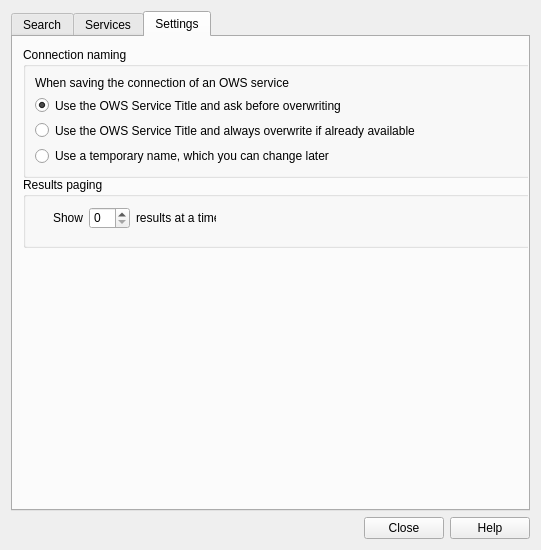
nextgis/qgis_cswclient, file plugin/MetaSearch/ui/maindialog.ui: the form before one commit.
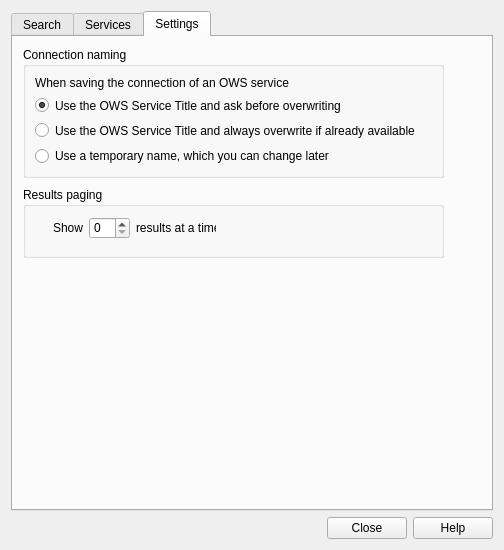
The form after the commit. The open tabs and pages were chosen to show the change.

What changed in the file:
```diff
--- a/plugin/MetaSearch/ui/maindialog.ui
+++ b/plugin/MetaSearch/ui/maindialog.ui
@@ -6,7 +6,7 @@
    <rect>
     <x>0</x>
     <y>0</y>
-    <width>541</width>
+    <width>466</width>
     <height>550</height>
    </rect>
   </property>
@@ -306,7 +306,7 @@
         <rect>
          <x>10</x>
          <y>10</y>
-         <width>558</width>
+         <width>421</width>
          <height>131</height>
         </rect>
        </property>
@@ -364,15 +364,15 @@
        <property name="geometry">
         <rect>
          <x>10</x>
-         <y>140</y>
-         <width>561</width>
+         <y>150</y>
+         <width>421</width>
          <height>71</height>
         </rect>
        </property>
        <property name="title">
         <string>Results paging</string>
        </property>
-       <widget class="QWidget" name="">
+       <widget class="QWidget" name="layoutWidget">
         <property name="geometry">
          <rect>
           <x>30</x>
```
Left out of the diff: 2 changed lines with no effect on the pictures.
